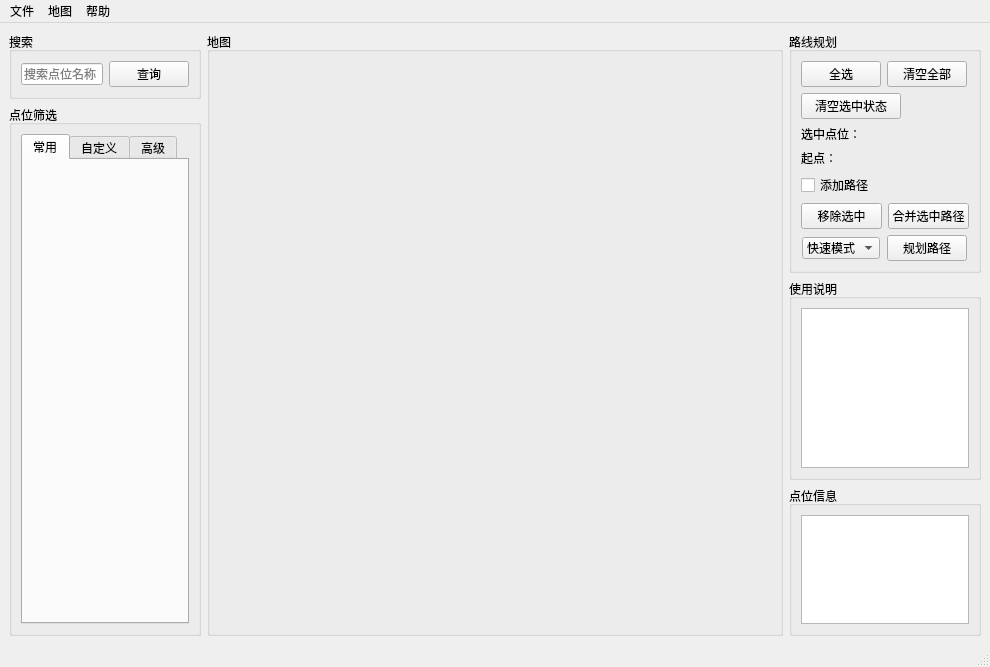
This is assets/ui/main.ui in pathfinderc/rocopath as Qt 5 draws it before an edit. The edited form follows.
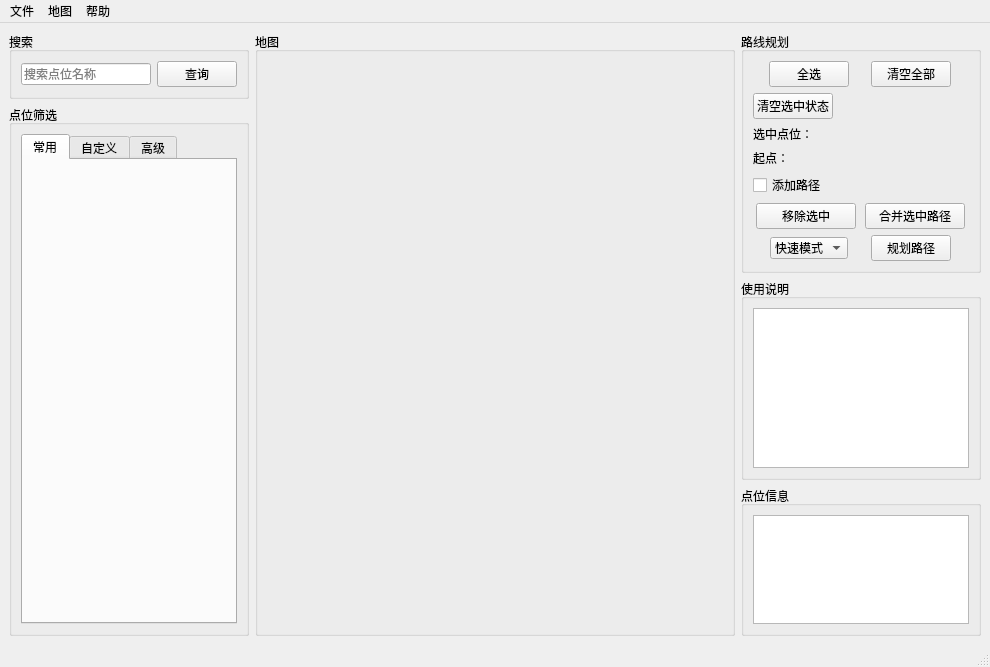
This is the edited form.

Diff of the .ui file:
```diff
--- a/assets/ui/main.ui
+++ b/assets/ui/main.ui
@@ -14,9 +14,12 @@
    <string>洛寻</string>
   </property>
   <widget class="QWidget" name="centralwidget">
-   <layout class="QHBoxLayout" name="horizontalLayout_3" stretch="2,6,2">
+   <layout class="QHBoxLayout" name="horizontalLayout_3" stretch="3,6,3">
     <item>
      <layout class="QVBoxLayout" name="verticalLayout_2" stretch="1,9">
+      <property name="sizeConstraint">
+       <enum>QLayout::SizeConstraint::SetFixedSize</enum>
+      </property>
       <item>
        <widget class="QGroupBox" name="search_group">
         <property name="title">
@@ -88,6 +91,9 @@
     </item>
     <item>
      <layout class="QVBoxLayout" name="verticalLayout" stretch="4,4,3">
+      <property name="sizeConstraint">
+       <enum>QLayout::SizeConstraint::SetFixedSize</enum>
+      </property>
       <item>
        <widget class="QGroupBox" name="route_group">
         <property name="title">
@@ -127,17 +133,11 @@
          <item>
           <widget class="QPushButton" name="clear_select">
            <property name="sizePolicy">
-            <sizepolicy hsizetype="Minimum" vsizetype="Minimum">
+            <sizepolicy hsizetype="Fixed" vsizetype="Fixed">
              <horstretch>0</horstretch>
              <verstretch>0</verstretch>
             </sizepolicy>
            </property>
-           <property name="maximumSize">
-            <size>
-             <width>100</width>
-             <height>60</height>
-            </size>
-           </property>
            <property name="text">
             <string>清空选中状态</string>
            </property>
@@ -145,6 +145,18 @@
          </item>
          <item>
           <widget class="QLabel" name="select_num">
+           <property name="sizePolicy">
+            <sizepolicy hsizetype="Fixed" vsizetype="Fixed">
+             <horstretch>0</horstretch>
+             <verstretch>0</verstretch>
+            </sizepolicy>
+           </property>
+           <property name="maximumSize">
+            <size>
+             <width>160</width>
+             <height>16777215</height>
+            </size>
+           </property>
            <property name="text">
             <string>选中点位：</string>
            </property>
@@ -152,6 +164,18 @@
          </item>
          <item>
           <widget class="QLabel" name="start_status">
+           <property name="sizePolicy">
+            <sizepolicy hsizetype="Fixed" vsizetype="Fixed">
+             <horstretch>0</horstretch>
+             <verstretch>0</verstretch>
+            </sizepolicy>
+           </property>
+           <property name="maximumSize">
+            <size>
+             <width>160</width>
+             <height>16777215</height>
+            </size>
+           </property>
            <property name="text">
             <string>起点：</string>
            </property>
```
